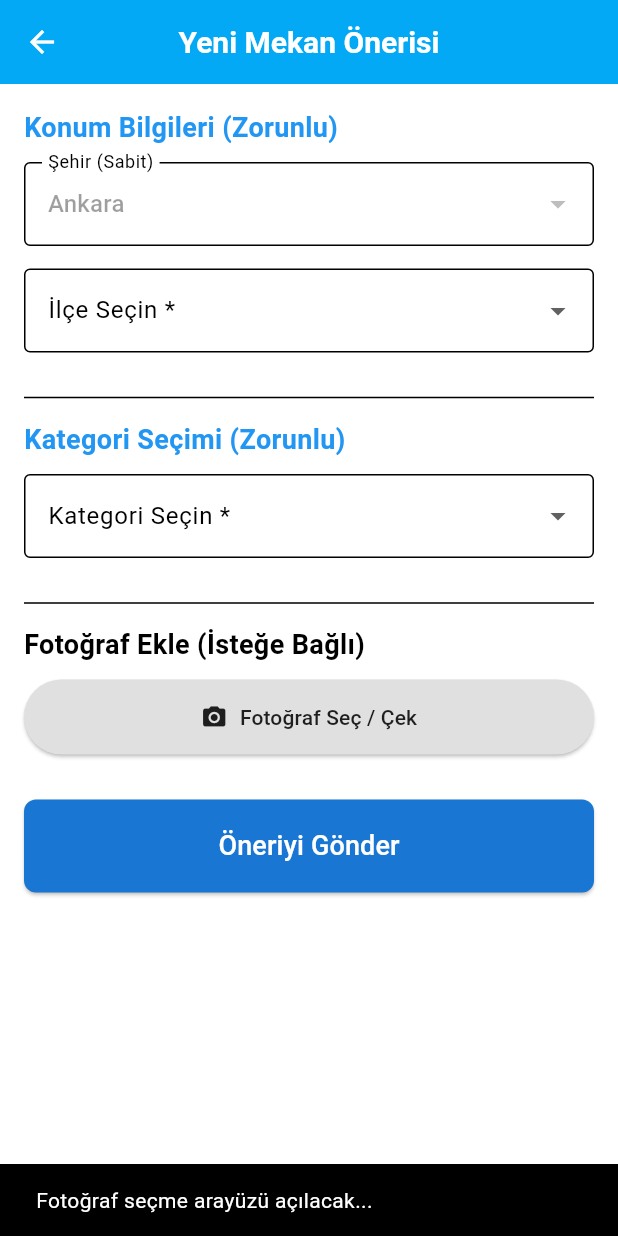
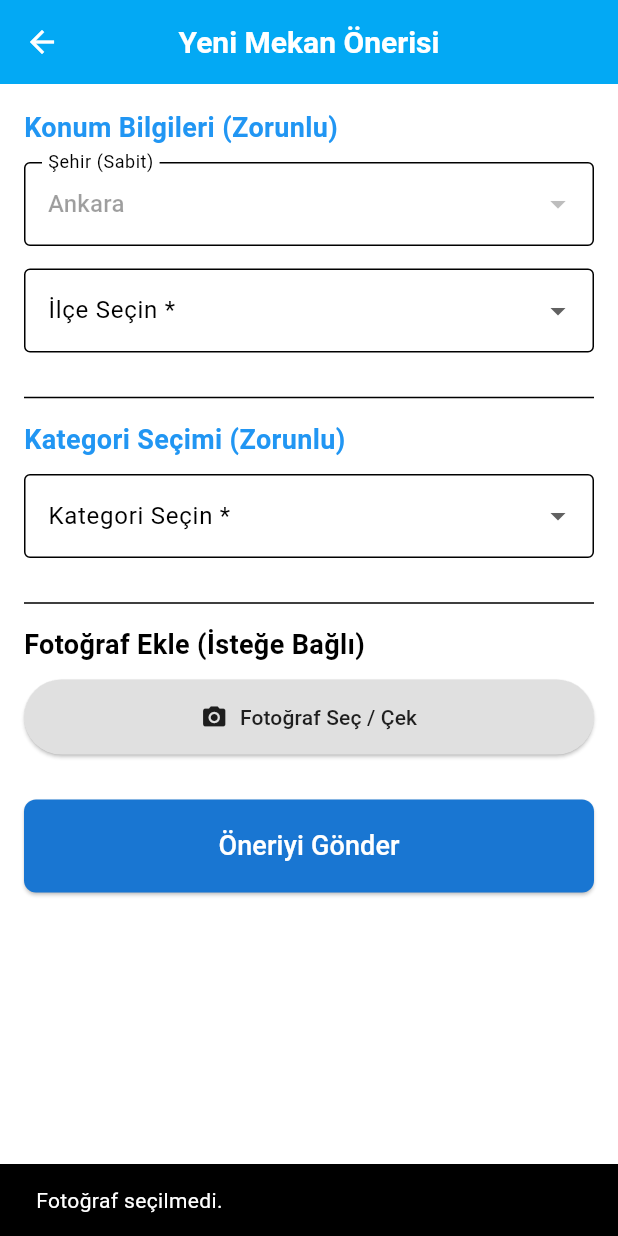
Before and after one commit to berta-ff/proje, a Flutter app: the SuggestPlaceScreen screen opened directly, after a tap on "Fotoğraf Seç / Çek", on a phone screen of 412 x 824 dp. Run offline on Flutter 3.47's test engine with Material 3 defaults, Android fonts, the phone set to English and light mode, and no system bars; our stand-ins replace cloud_firestore, firebase_auth, firebase_core, image_picker, shared_preferences; accounts and stored records are empty.

Commit message:
Yer öner kısmına fotoğraf ekleme eklendi.

```diff
--- a/lib/screens/suggest_place_screen.dart
+++ b/lib/screens/suggest_place_screen.dart
@@ -1,3 +1,5 @@
+import 'dart:io';
+import 'package:image_picker/image_picker.dart';
 import 'package:flutter/material.dart';
 
 class SuggestPlaceScreen extends StatefulWidget {
@@ -15,12 +17,16 @@ class _SuggestPlaceScreenState extends State<SuggestPlaceScreen> {
   String? _selectedCategory;
   final _formKey = GlobalKey<FormState>();
 
+  File? _selectedImage;
+  final ImagePicker _picker= ImagePicker();
+
   // --- Dropdown Verileri ---
   final List<String> _categories = ['Yemek', 'Gezilecek Yerler', 'Alışveriş', 'Eğlence Yerleri'];
 
   final Map<String, List<String>> _districtsAndNeighbourhoods = {
     'Çankaya': ['Anıttepe','Ayrancı', 'Bahçelievler','Balgat','Bilkent/Bilkentplaza/Beytepe', 'Cebeci','Çayyolu/Ümitköy', 'Dikmen','Kızılay', 'ODTÜ','Sıhhiye','Kurtuluş','Tunalı Hilmi', ],
     'Keçiören': ['Aktepe', 'Bağlum','Esertepe','Etlik','Merkez','Sanatoryum','Ufuktepe'],
+    'Kahramanakazan':['Kazan'],
     'Yenimahalle': ['Atatürk Orman Çiftliği','Batıkent','Demetevler','İstasyon','Karşıyaka','Ostim','Susuz','Şentepe','Yenimahalle'],
     'Etimesgut':['Çarşı','Elvankent','Eryaman','Güvercinlik', ],
   };
@@ -28,6 +34,9 @@ class _SuggestPlaceScreenState extends State<SuggestPlaceScreen> {
   // --- Metotlar ---
   void _submitSuggestion() {
     if (_formKey.currentState!.validate()) {
+      if(_selectedImage !=null){
+        print('Yüklenecek Fotoğraf Yolu: ${_selectedImage!.path}');
+      }
       ScaffoldMessenger.of(context).showSnackBar(
         SnackBar(content: Text('Öneriniz başarıyla alındı: $_selectedCity, $_selectedDistrict, $_selectedCategory')),
       );
@@ -36,10 +45,23 @@ class _SuggestPlaceScreenState extends State<SuggestPlaceScreen> {
     }
   }
 
-  void _pickImage() {
-    ScaffoldMessenger.of(context).showSnackBar(
-      const SnackBar(content: Text('Fotoğraf seçme arayüzü açılacak...')),
+  void _pickImage() async {
+    final XFile? pickedFile = await _picker.pickImage(
+      source: ImageSource.gallery, // İlk olarak galeriyi açar.
+      imageQuality: 50, // İsteğe bağlı: Dosya boyutunu küçültmek için kalite ayarı
     );
+
+    if (pickedFile != null) {
+      setState(() {
+        // Seçilen fotoğrafı File tipinde değişkene atarız.
+        _selectedImage = File(pickedFile.path);
+      });
+    } else {
+      // Kullanıcı fotoğraf seçmeden geri döndüyse
+      ScaffoldMessenger.of(context).showSnackBar(
+        const SnackBar(content: Text('Fotoğraf seçilmedi.')),
+      );
+    }
   }
 
   @override
@@ -124,16 +146,31 @@ class _SuggestPlaceScreenState extends State<SuggestPlaceScreen> {
               ),
               const SizedBox(height: 10),
 
+              // Seçilen fotoğraf varsa, onu göster (YENİ KOD BAŞLANGICI)
+              if (_selectedImage != null)
+                Padding(
+                  padding: const EdgeInsets.only(bottom: 10.0),
+                  child: Image.file(
+                    _selectedImage!,
+                    height: 200,
+                    fit: BoxFit.cover,
+                  ),
+                ),
+
+              // Fotoğraf seçme/değiştirme butonu
               ElevatedButton.icon(
                 onPressed: _pickImage,
-                icon: const Icon(Icons.camera_alt),
-                label: const Text('Fotoğraf Seç / Çek'),
+                // Fotoğraf seçilmişse "değiştir" ikonunu göster, yoksa "kamera" ikonunu.
+                icon: Icon(_selectedImage != null ? Icons.change_circle : Icons.camera_alt),
+                // Butonun yazısını da duruma göre değiştir.
+                label: Text(_selectedImage != null ? 'Fotoğrafı Değiştir' : 'Fotoğraf Seç / Çek'),
                 style: ElevatedButton.styleFrom(
                   padding: const EdgeInsets.symmetric(vertical: 15),
-                  backgroundColor: Colors.grey.shade300,
+                  // Seçili fotoğraf varsa rengini değiştir.
+                  backgroundColor: _selectedImage != null ? Colors.blue.shade100 : Colors.grey.shade300,
                   foregroundColor: Colors.black87,
                 ),
-              ),
+              ), // (YENİ KOD BİTİŞİ)
 
               const SizedBox(height: 30),
 
--- a/pubspec.yaml
+++ b/pubspec.yaml
@@ -19,6 +19,7 @@ dependencies:
   # 1. DÜZELTME: Hataları gidermek için provider paketi eklendi.
   provider: ^6.1.2
   cloud_firestore: ^4.17.5
+  image_picker: ^1.2.1
 
 dev_dependencies:
   flutter_test:
```
Also changed, not shown: pubspec.lock, 9 other files.
